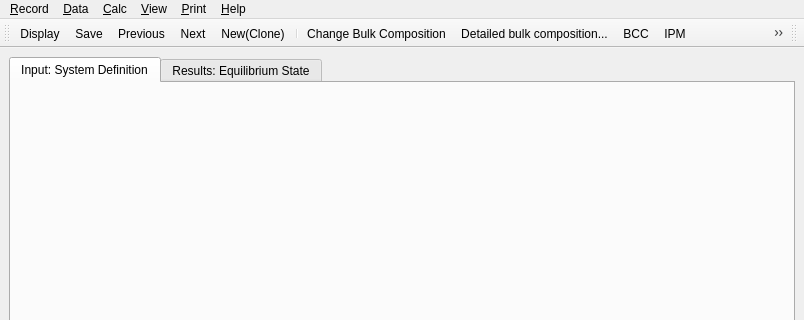
Old version of the form gems3/vizor4/dlg4/NewSystemDialog4.ui in the repository gemshub/GEMSGUI; both pictures show x 0 to 804 and y 0 to 320 of the 804 by 658 pixel window.
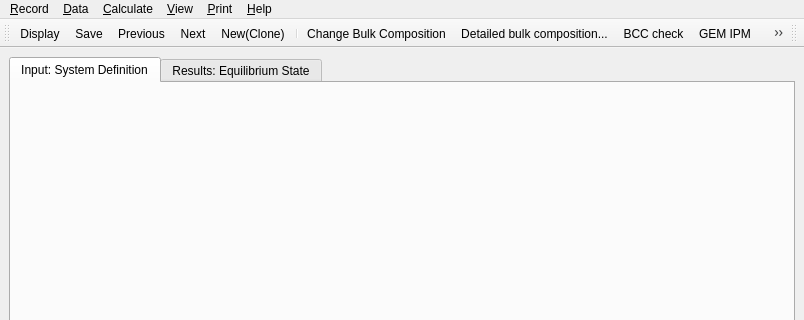
New version of the form. Icons and pictures are not drawn.

Commit message: Edited comments in NewSystemDialog, refreshed version numbers (DK)

Diff of the .ui file:
```diff
--- a/gems3/vizor4/dlg4/NewSystemDialog4.ui
+++ b/gems3/vizor4/dlg4/NewSystemDialog4.ui
@@ -46,7 +46,7 @@
      <x>0</x>
      <y>0</y>
      <width>804</width>
-     <height>20</height>
+     <height>18</height>
     </rect>
    </property>
    <widget class="QMenu" name="menuRecord">
@@ -77,7 +77,7 @@
    </widget>
    <widget class="QMenu" name="menu_Calc">
     <property name="title">
-     <string>&amp;Calc</string>
+     <string>&amp;Calculate</string>
     </property>
     <addaction name="action_BCC"/>
     <addaction name="action_IPM"/>
@@ -271,7 +271,7 @@
      <normaloff>:/toolbar/img/ordertool1.png</normaloff>:/toolbar/img/ordertool1.png</iconset>
    </property>
    <property name="text">
-    <string>&amp;Bulk composition...</string>
+    <string>Detailed &amp;bulk composition...</string>
    </property>
    <property name="iconText">
     <string>Detailed bulk composition...</string>
@@ -296,7 +296,7 @@
      <normaloff>:/toolbar/img/RunBCC.png</normaloff>:/toolbar/img/RunBCC.png</iconset>
    </property>
    <property name="text">
-    <string>&amp;BCC</string>
+    <string>&amp;BCC check</string>
    </property>
    <property name="toolTip">
     <string>Press to check the system definition and calculate BCC</string>
@@ -308,7 +308,7 @@
      <normaloff>:/toolbar/img/RunIPM.png</normaloff>:/toolbar/img/RunIPM.png</iconset>
    </property>
    <property name="text">
-    <string>&amp;IPM</string>
+    <string>GEM &amp;IPM</string>
    </property>
    <property name="toolTip">
     <string>Press to calculate the equilibrium state using GEM IPM</string>
@@ -350,7 +350,7 @@
      <normaloff>:/toolbar/img/ordertool.png</normaloff>:/toolbar/img/ordertool.png</iconset>
    </property>
    <property name="text">
-    <string>&amp;Dual Solution etc...</string>
+    <string>GEM IPM &amp;dual solution etc...</string>
    </property>
    <property name="toolTip">
     <string>Press to explore detailed GEM IPM results</string>
```
Left out of the diff: 10 changed lines with no effect on the pictures. The commit also changes 2 other files.
